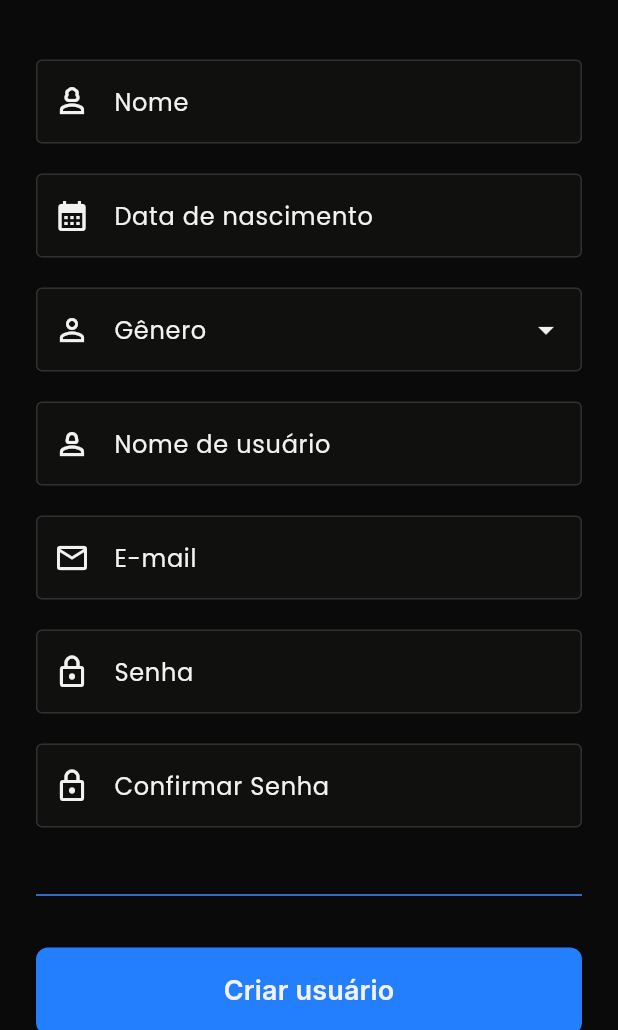
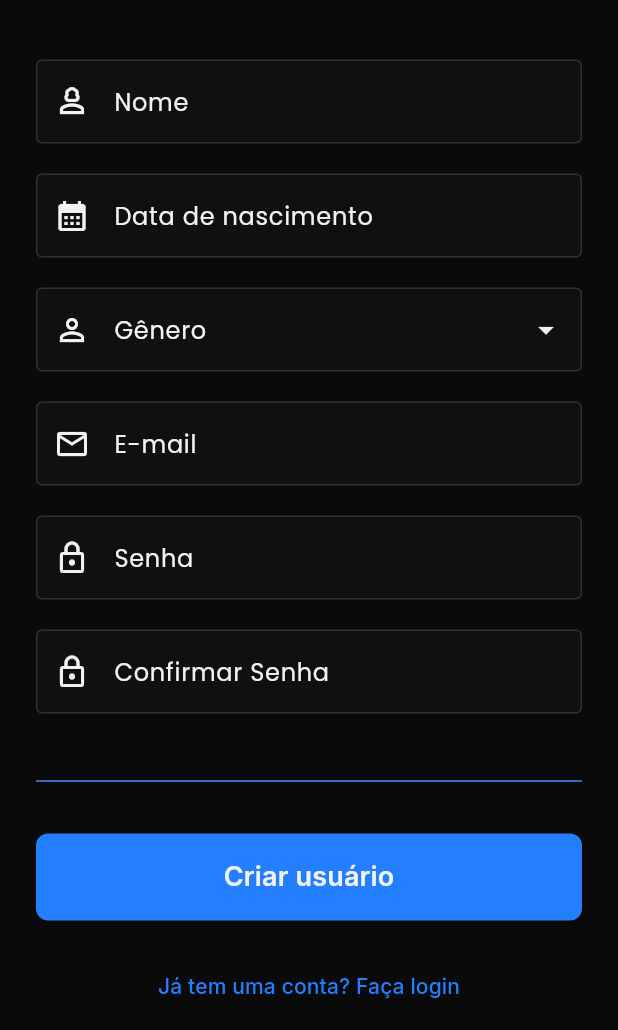
Before and after one commit to allanjfarias/dsi_tunetrail, a Flutter app: the screen it shows after launch, after a tap on "Cadastre-se", on a phone screen of 412 x 824 dp, the part 206-1236 px from its top. Run offline on Flutter 3.47's test engine with Material 3 defaults, Android fonts, the phone set to English and light mode, and no system bars; our stand-ins replace google_fonts; accounts and stored records are empty.

```diff
--- a/lib/controller/auth_controller.dart
+++ b/lib/controller/auth_controller.dart
@@ -29,7 +29,6 @@ class AuthController {
     String dataNasc,
     String genero,
     String email,
-    String username,
     String senha,
   ) {
     final User novoUsuario = User(
@@ -37,7 +36,6 @@ class AuthController {
       dataNasc: dataNasc,
       genero: genero,
       email: email,
-      username: username,
       senha: senha,
     );
     bool cadastrou = _userDao.cadastrar(novoUsuario);
--- a/lib/dao/user_dao.dart
+++ b/lib/dao/user_dao.dart
@@ -14,8 +14,7 @@ class UserDao {
   bool cadastrar(User novoUsuario) {
     bool existe = _usuarios.any(
       (User u) =>
-          u.email == novoUsuario.email || u.username == novoUsuario.username,
-    );
+          u.email == novoUsuario.email);
 
     if (existe) return false;
 
--- a/lib/models/user.dart
+++ b/lib/models/user.dart
@@ -5,7 +5,6 @@ class User {
   final DateTime _dataNasc;
   final String _genero;
   final String _email;
-  final String _username;
   final String _senha;
 
   User({
@@ -13,13 +12,11 @@ class User {
     required String dataNasc,
     required String genero,
     required String email,
-    required String username,
     required String senha,
   }) : _nome = nome,
        _dataNasc = DateFormat('dd/MM/yyyy').parse(dataNasc),
        _genero = genero,
        _email = email,
-       _username = username,
        _senha = senha;
 
   String get nome => _nome;
@@ -27,7 +24,6 @@ class User {
   int get idade => _calcularIdade(dataNasc);
   String get genero => _genero;
   String get email => _email;
-  String get username => _username;
 
   bool validarSenha(String tentativa) {
     return tentativa == _senha;
--- a/lib/view/cadastro.dart
+++ b/lib/view/cadastro.dart
@@ -16,7 +16,6 @@ class _CadastroScreenState extends State<CadastroScreen> {
   final TextEditingController _nomeController = TextEditingController();
   final TextEditingController _dataNascController = TextEditingController();
   final TextEditingController _generoController = TextEditingController();
-  final TextEditingController _usernameController = TextEditingController();
   final TextEditingController _emailController = TextEditingController();
   final TextEditingController _senhaController = TextEditingController();
   final TextEditingController _confirmarSenhaController =
@@ -29,7 +28,6 @@ class _CadastroScreenState extends State<CadastroScreen> {
     _nomeController.dispose();
     _dataNascController.dispose();
     _generoController.dispose();
-    _usernameController.dispose();
     _emailController.dispose();
     _senhaController.dispose();
     _confirmarSenhaController.dispose();
@@ -47,8 +45,7 @@ class _CadastroScreenState extends State<CadastroScreen> {
         _dataNascController.text,
         _generoController.text,
         _emailController.text,
-        _usernameController.text,
-        _senhaController.text,
+        _senhaController.text
       );
 
       ScaffoldMessenger.of(context).hideCurrentSnackBar();
@@ -144,14 +141,6 @@ class _CadastroScreenState extends State<CadastroScreen> {
                     <String>['Feminino', 'Masculino', 'Outro'],
                     _generoController,
                     ValidationController.validateGenero,
-                  ),
-                  const SizedBox(height: 20),
-                  // Usa o ValidationController para validar o nome de usuário
-                  _buildTextFormField(
-                    'Nome de usuário',
-                    Icons.person_2_outlined,
-                    controller: _usernameController,
-                    validator: ValidationController.validateUsername,
                   ),
                   const SizedBox(height: 20),
                   // Usa o ValidationController para validar o e-mail
--- a/lib/view/login.dart
+++ b/lib/view/login.dart
@@ -124,7 +124,7 @@ class _LoginScreenState extends State<LoginScreen> {
                         shape: RoundedRectangleBorder(
                           borderRadius: BorderRadius.circular(8),
                         ),
-                        backgroundColor: const Color(0xff347FFF),
+                        backgroundColor: const Color(0xff247FFF),
                       ),
                       child: const Text(
                         'Entrar',
@@ -202,7 +202,7 @@ class _LoginScreenState extends State<LoginScreen> {
                         child: const Text(
                           'Cadastre-se',
                           style: TextStyle(
-                            color: Color(0xff6CA0DC),
+                            color: Color(0xff247FFF),
                             fontWeight: FontWeight.bold,
                             decoration: TextDecoration.underline,
                           ),
```
Also changed, not shown: lib/assets/tunetrail_banner.png, lib/assets/tunetrail_icon.png, 5 other files.
